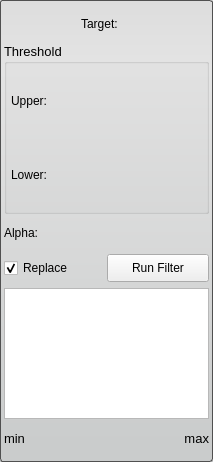
First picture: the form in src/Interface/ToolInterface/HistogramEqualizationFilterInterface.ui, repository SCIInstitute/Seg3D, before the edit.
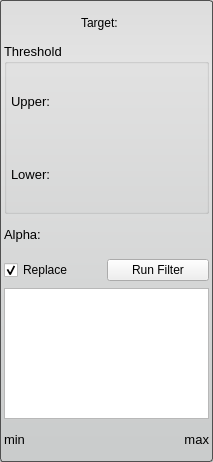
Second picture: the form after the edit.

The edit to the form file:
```diff
--- a/src/Interface/ToolInterface/HistogramEqualizationFilterInterface.ui
+++ b/src/Interface/ToolInterface/HistogramEqualizationFilterInterface.ui
@@ -40,7 +40,7 @@
   </property>
   <layout class="QVBoxLayout" name="verticalLayout_2">
    <property name="spacing">
-    <number>0</number>
+    <number>2</number>
    </property>
    <property name="margin">
     <number>4</number>
@@ -119,6 +119,11 @@
         </property>
         <item>
          <widget class="QLabel" name="upperLabel">
+          <property name="font">
+           <font>
+            <pointsize>10</pointsize>
+           </font>
+          </property>
           <property name="text">
            <string>Upper:</string>
           </property>
@@ -149,6 +154,11 @@
         </property>
         <item>
          <widget class="QLabel" name="lowerLabel">
+          <property name="font">
+           <font>
+            <pointsize>10</pointsize>
+           </font>
+          </property>
           <property name="text">
            <string>Lower:</string>
           </property>
@@ -176,6 +186,11 @@
     <layout class="QHBoxLayout" name="alphaHLayout_top">
      <item>
       <widget class="QLabel" name="alphaLabel">
+       <property name="font">
+        <font>
+         <pointsize>10</pointsize>
+        </font>
+       </property>
        <property name="text">
         <string>Alpha:</string>
        </property>
@@ -187,27 +202,28 @@
     <layout class="QHBoxLayout" name="alphaHLayout_bottom"/>
    </item>
    <item>
-    <layout class="QHBoxLayout" name="replaceRunLayout">
+    <widget class="QWidget" name="replaceRunWidget" native="true">
+     <property name="minimumSize">
+      <size>
+       <width>0</width>
+       <height>32</height>
+      </size>
+     </property>
+     <property name="maximumSize">
+      <size>
+       <width>16777215</width>
+       <height>32</height>
+      </size>
+     </property>
+     <layout class="QHBoxLayout" name="horizontalLayout" stretch="1,1">
      <property name="spacing">
       <number>0</number>
      </property>
-     <property name="bottomMargin">
-      <number>4</number>
+      <property name="margin">
+       <number>0</number>
      </property>
      <item>
       <widget class="QCheckBox" name="replaceCheckBox">
-       <property name="minimumSize">
-        <size>
-         <width>0</width>
-         <height>32</height>
-        </size>
-       </property>
-       <property name="maximumSize">
-        <size>
-         <width>16777215</width>
-         <height>32</height>
-        </size>
-       </property>
        <property name="text">
         <string>Replace</string>
        </property>
@@ -218,24 +234,13 @@
      </item>
      <item>
       <widget class="QPushButton" name="runFilterButton">
-       <property name="minimumSize">
-        <size>
-         <width>0</width>
-         <height>28</height>
-        </size>
-       </property>
-       <property name="maximumSize">
-        <size>
-         <width>16777215</width>
-         <height>28</height>
-        </size>
-       </property>
        <property name="text">
         <string>Run Filter</string>
        </property>
       </widget>
      </item>
     </layout>
+    </widget>
    </item>
    <item>
     <widget class="QGraphicsView" name="histogramView">
```
Lines whose indentation alone changed are shown as unchanged.
